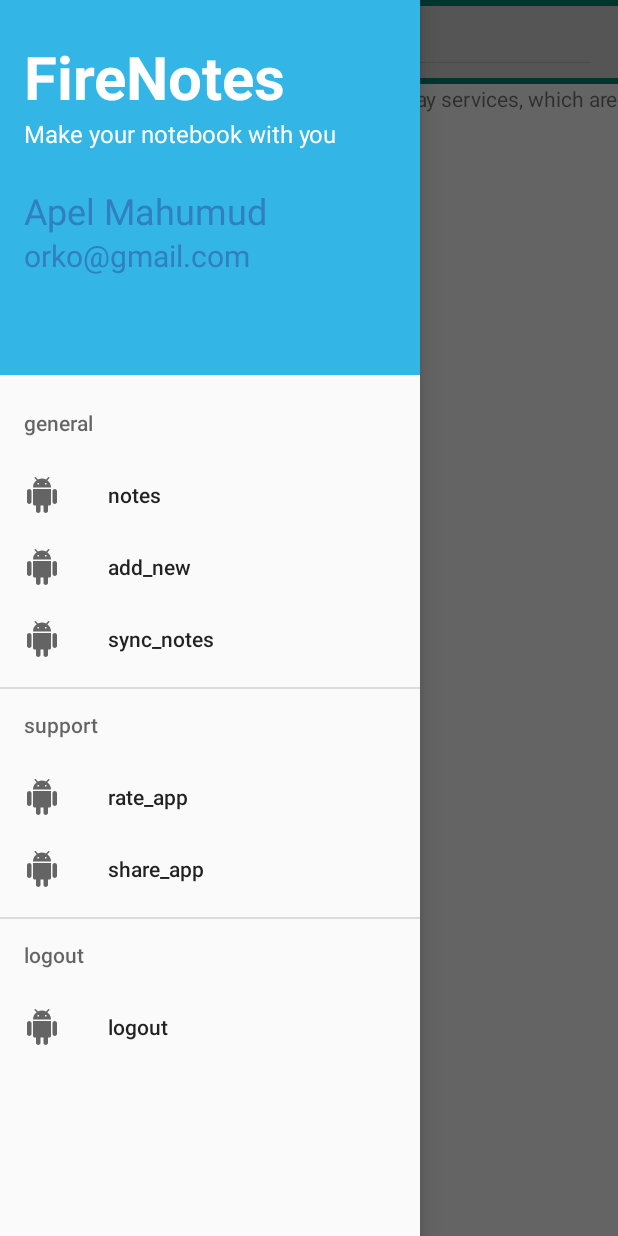
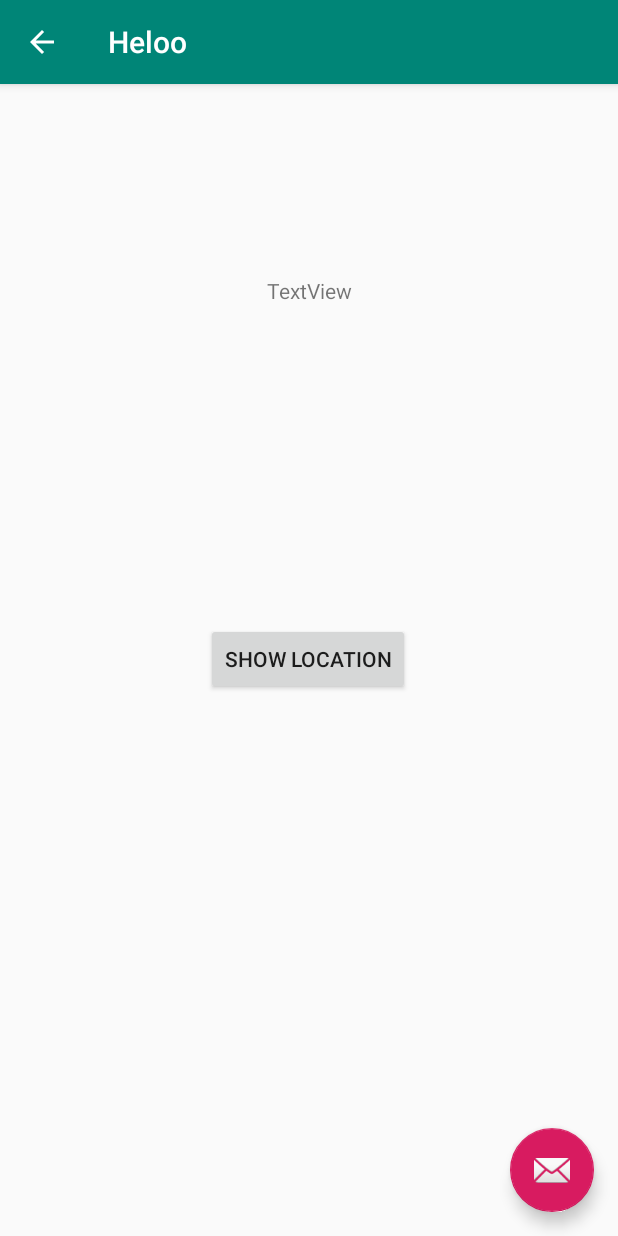
Before and after one commit to apl-mhd/mapwithdrawer, an Android app: the screen it shows after launch (MainActivity before the commit, CurrentLocation after it), after a tap on "notes", on a phone screen of 412 x 824 dp. Run offline under Robolectric (Android 15) with nearby library versions, the phone set to English and light mode, and no system bars; libraries missing offline, so code that uses them is left out: com.mancj.materialsearchbar; 1 other tap on this screen came first.

Commit message:
add current locat

```diff
--- /dev/null
+++ b/app/src/main/java/com/vogella/mapwithdrawer/CurrentLocation.java
@@ -0,0 +1,172 @@
+package com.vogella.mapwithdrawer;
+
+import android.Manifest;
+import android.content.Context;
+import android.content.DialogInterface;
+import android.content.Intent;
+import android.content.pm.PackageManager;
+import android.location.Location;
+import android.location.LocationManager;
+import android.os.Bundle;
+
+import com.google.android.material.floatingactionbutton.FloatingActionButton;
+import com.google.android.material.snackbar.Snackbar;
+
+import androidx.annotation.NonNull;
+import androidx.appcompat.app.AlertDialog;
+import androidx.appcompat.app.AppCompatActivity;
+import androidx.appcompat.widget.Toolbar;
+import androidx.core.app.ActivityCompat;
+
+import android.provider.Settings;
+import android.view.MenuItem;
+import android.view.View;
+import android.widget.Button;
+import android.widget.TextView;
+import android.widget.Toast;
+
+import java.util.List;
+
+public class CurrentLocation extends AppCompatActivity {
+
+
+    private static final int REQUEST_LOCATION = 1;
+    Button btnGetLocation;
+    TextView showLocation;
+    LocationManager locationManager;
+    String latitude, longitude;
+
+
+
+    LocationManager mLocationManager;
+    //Location myLocation = getLastKnownLocation();
+
+    @Override
+    protected void onCreate(Bundle savedInstanceState) {
+        super.onCreate(savedInstanceState);
+        setContentView(R.layout.activity_current_location);
+        Toolbar toolbar = findViewById(R.id.toolbar);
+        setSupportActionBar(toolbar);
+
+        getSupportActionBar().setDisplayHomeAsUpEnabled(true);
+        getSupportActionBar().setDisplayShowHomeEnabled(true);
+
+
+        ActivityCompat.requestPermissions( this,
+                new String[] {Manifest.permission.ACCESS_FINE_LOCATION}, REQUEST_LOCATION);
+        showLocation = findViewById(R.id.showLocation);
+        btnGetLocation = findViewById(R.id.btnGetLocation);
+        btnGetLocation.setOnClickListener(new View.OnClickListener() {
+            @Override
+            public void onClick(View v) {
+                locationManager = (LocationManager) getSystemService(Context.LOCATION_SERVICE);
+                if (!locationManager.isProviderEnabled(LocationManager.GPS_PROVIDER)) {
+                    OnGPS();
+                } else {
+                    getLocation();
+                }
+            }
+        });
+
+
+
+
+
+
+
+        FloatingActionButton fab = findViewById(R.id.fab);
+        fab.setOnClickListener(new View.OnClickListener() {
+            @Override
+            public void onClick(View view) {
+                Snackbar.make(view, "Replace with your own action", Snackbar.LENGTH_LONG)
+                        .setAction("Action", null).show();
+            }
+        });
+    }
+
+    private void OnGPS() {
+
+        final AlertDialog.Builder builder = new AlertDialog.Builder(this);
+        builder.setMessage("Enable GPS").setCancelable(false).setPositiveButton("Yes", new  DialogInterface.OnClickListener() {
+            @Override
+            public void onClick(DialogInterface dialog, int which) {
+                startActivity(new Intent(Settings.ACTION_LOCATION_SOURCE_SETTINGS));
+            }
+        }).setNegativeButton("No", new DialogInterface.OnClickListener() {
+            @Override
+            public void onClick(DialogInterface dialog, int which) {
+                dialog.cancel();
+            }
+        });
+        final AlertDialog alertDialog = builder.create();
+        alertDialog.show();
+    }
+
+    private void  getLocation(){
+
+        if (ActivityCompat.checkSelfPermission(
+                CurrentLocation.this,Manifest.permission.ACCESS_FINE_LOCATION) != PackageManager.PERMISSION_GRANTED && ActivityCompat.checkSelfPermission(
+                CurrentLocation.this, Manifest.permission.ACCESS_COARSE_LOCATION) != PackageManager.PERMISSION_GRANTED) {
+            ActivityCompat.requestPermissions(this, new String[]{Manifest.permission.ACCESS_FINE_LOCATION}, REQUEST_LOCATION);
+        } else {
+            //Location locationGPS = locationManager.getLastKnownLocation(LocationManager.GPS_PROVIDER);
+            Location locationGPS = getLastKnownLocation();
+            if (locationGPS != null) {
+                double lat = locationGPS.getLatitude();
+                double longi = locationGPS.getLongitude();
+                latitude = String.valueOf(lat);
+                longitude = String.valueOf(longi);
+                showLocation.setText("Your Location: " + "\n" + "Latitude: " + latitude + "\n" + "Longitude: " + longitude);
+            } else {
+
+
+                Toast.makeText(this, "Unable to find location.", Toast.LENGTH_SHORT).show();
+            }
+        }
+    }
+
+
+
+
+    private Location getLastKnownLocation() {
+
+        Location bestLocation = null;
+
+        if (ActivityCompat.checkSelfPermission(
+                CurrentLocation.this, Manifest.permission.ACCESS_FINE_LOCATION) != PackageManager.PERMISSION_GRANTED && ActivityCompat.checkSelfPermission(
+                CurrentLocation.this, Manifest.permission.ACCESS_COARSE_LOCATION) != PackageManager.PERMISSION_GRANTED) {
+            ActivityCompat.requestPermissions(this, new String[]{Manifest.permission.ACCESS_FINE_LOCATION}, REQUEST_LOCATION);
+        } else {
+            mLocationManager = (LocationManager) getApplicationContext().getSystemService(LOCATION_SERVICE);
+            List<String> providers = mLocationManager.getProviders(true);
+
+
+
+            for (String provider : providers) {
+                Location l = mLocationManager.getLastKnownLocation(provider);
+                if (l == null) {
+                    continue;
+                }
+                if (bestLocation == null || l.getAccuracy() < bestLocation.getAccuracy()) {
+                    // Found best last known location: %s", l);
+                    bestLocation = l;
+                }
+            }
+
+        }
+        return bestLocation;
+    }
+
+
+
+    @Override
+    public boolean onOptionsItemSelected(@NonNull MenuItem item) {
+
+
+        if (item.getItemId() == android.R.id.home){
+
+            finish();
+        }
+        return super.onOptionsItemSelected(item);
+    }
+}
--- a/app/src/main/java/com/vogella/mapwithdrawer/MainActivity.java
+++ b/app/src/main/java/com/vogella/mapwithdrawer/MainActivity.java
@@ -1,5 +1,6 @@
 package com.vogella.mapwithdrawer;
 
+import android.content.Intent;
 import android.os.Bundle;
 
 import com.google.android.gms.maps.CameraUpdateFactory;
@@ -14,16 +15,19 @@ import com.google.android.material.navigation.NavigationView;
 import com.google.android.material.snackbar.Snackbar;
 import com.mancj.materialsearchbar.MaterialSearchBar;
 
+import androidx.annotation.NonNull;
 import androidx.appcompat.app.ActionBarDrawerToggle;
 import androidx.appcompat.app.AppCompatActivity;
 import androidx.appcompat.widget.Toolbar;
+import androidx.core.view.GravityCompat;
 import androidx.drawerlayout.widget.DrawerLayout;
 
 import android.view.View;
 import android.view.Menu;
 import android.view.MenuItem;
+import android.widget.Toast;
 
-public class MainActivity extends AppCompatActivity  implements OnMapReadyCallback {
+public class MainActivity extends AppCompatActivity  implements OnMapReadyCallback, NavigationView.OnNavigationItemSelectedListener {
 
 
     DrawerLayout drawerLayout;
@@ -59,6 +63,8 @@ public class MainActivity extends AppCompatActivity  implements OnMapReadyCallba
         actionBarDrawerToggle.setDrawerIndicatorEnabled(true);
         actionBarDrawerToggle.syncState();
 
+        navigationView.setNavigationItemSelectedListener(this);
+
 
 //        SupportMapFragment supportMapFragment = SupportMapFragment.newInstance();
 //
@@ -83,9 +89,28 @@ public class MainActivity extends AppCompatActivity  implements OnMapReadyCallba
         mMap = googleMap;
 
         // Add a marker in Sydney, Australia, and move the camera.
-        LatLng sydney = new LatLng(-34, 151);
+        LatLng sydney = new LatLng(24.9663494, 89.2581543);
         mMap.addMarker(new MarkerOptions().position(sydney).title("Marker in Sydney"));
         mMap.moveCamera(CameraUpdateFactory.newLatLng(sydney));
 
+
+    }
+
+    @Override
+    public boolean onNavigationItemSelected(@NonNull MenuItem item) {
+
+        int id = item.getItemId();
+
+        if (id == R.id.notes){
+
+
+            startActivity(new Intent(MainActivity.this, CurrentLocation.class));
+
+            Toast.makeText(this, "Clicked", Toast.LENGTH_SHORT).show();
+        }
+
+        DrawerLayout drawer = findViewById(R.id.drawer);
+        drawer.closeDrawer(GravityCompat.START);
+        return true;
     }
 }
--- /dev/null
+++ b/app/src/main/res/layout/activity_current_location.xml
@@ -0,0 +1,33 @@
+<?xml version="1.0" encoding="utf-8"?>
+<androidx.coordinatorlayout.widget.CoordinatorLayout xmlns:android="http://schemas.android.com/apk/res/android"
+    xmlns:app="http://schemas.android.com/apk/res-auto"
+    xmlns:tools="http://schemas.android.com/tools"
+    android:layout_width="match_parent"
+    android:layout_height="match_parent"
+    tools:context=".CurrentLocation">
+
+    <com.google.android.material.appbar.AppBarLayout
+        android:layout_width="match_parent"
+        android:layout_height="wrap_content"
+        android:theme="@style/AppTheme.AppBarOverlay">
+
+        <androidx.appcompat.widget.Toolbar
+            android:id="@+id/toolbar"
+            android:layout_width="match_parent"
+            android:layout_height="?attr/actionBarSize"
+            android:background="?attr/colorPrimary"
+            app:popupTheme="@style/AppTheme.PopupOverlay" />
+
+    </com.google.android.material.appbar.AppBarLayout>
+
+    <include layout="@layout/content_current_location" />
+
+    <com.google.android.material.floatingactionbutton.FloatingActionButton
+        android:id="@+id/fab"
+        android:layout_width="wrap_content"
+        android:layout_height="wrap_content"
+        android:layout_gravity="bottom|end"
+        android:layout_margin="@dimen/fab_margin"
+        app:srcCompat="@android:drawable/ic_dialog_email" />
+
+</androidx.coordinatorlayout.widget.CoordinatorLayout>
--- a/app/src/main/res/layout/activity_main.xml
+++ b/app/src/main/res/layout/activity_main.xml
@@ -28,7 +28,6 @@
 
 
 
-
     <com.google.android.material.navigation.NavigationView
         android:id="@+id/nav_view"
         android:layout_width="wrap_content"
--- /dev/null
+++ b/app/src/main/res/layout/content_current_location.xml
@@ -0,0 +1,34 @@
+<?xml version="1.0" encoding="utf-8"?>
+<androidx.constraintlayout.widget.ConstraintLayout xmlns:android="http://schemas.android.com/apk/res/android"
+    xmlns:app="http://schemas.android.com/apk/res-auto"
+    xmlns:tools="http://schemas.android.com/tools"
+    android:layout_width="match_parent"
+    android:layout_height="match_parent"
+    app:layout_behavior="@string/appbar_scrolling_view_behavior"
+    tools:context=".CurrentLocation"
+    tools:showIn="@layout/activity_current_location">
+
+
+    <Button
+        android:id="@+id/btnGetLocation"
+        android:layout_width="wrap_content"
+        android:layout_height="wrap_content"
+        android:layout_marginTop="212dp"
+        android:text="Show Location"
+        app:layout_constraintBottom_toBottomOf="parent"
+        app:layout_constraintEnd_toEndOf="parent"
+        app:layout_constraintHorizontal_bias="0.498"
+        app:layout_constraintStart_toStartOf="parent"
+        app:layout_constraintTop_toBottomOf="@+id/showLocation"
+        app:layout_constraintVertical_bias="0.0" />
+
+    <TextView
+        android:id="@+id/showLocation"
+        android:layout_width="wrap_content"
+        android:layout_height="wrap_content"
+        android:layout_marginTop="128dp"
+        android:text="TextView"
+        app:layout_constraintEnd_toEndOf="parent"
+        app:layout_constraintStart_toStartOf="parent"
+        app:layout_constraintTop_toTopOf="parent" />
+</androidx.constraintlayout.widget.ConstraintLayout>
--- a/app/src/main/res/values/strings.xml
+++ b/app/src/main/res/values/strings.xml
@@ -4,4 +4,5 @@
     <string name="open">open</string>
     <string name="close">close</string>
     <string name="title_activity_basic">basic</string>
+    <string name="title_activity_current_location">CurrentLocation</string>
 </resources>
```
Also changed, not shown: app/src/main/AndroidManifest.xml (+7 -1 lines).
